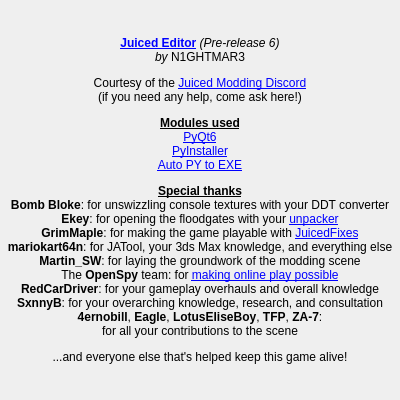
Above: JEAbout.ui from N1GHT-MAR3/JuicedEditor before the change. Below: the same form after it.
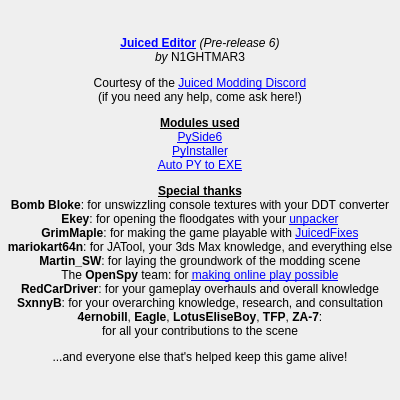
That is the form after the change.

Commit message: Replaced PyQt6 with PySide6

The edit to the form file:
```diff
--- a/JEAbout.ui
+++ b/JEAbout.ui
@@ -23,7 +23,7 @@
     </rect>
    </property>
    <property name="text">
-    <string>&lt;html&gt;&lt;head/&gt;&lt;body&gt;&lt;p align=&quot;center&quot;&gt;&lt;a href=&quot;https://github.com/N1GHT-MAR3/JuicedEditor&quot;&gt;&lt;span style=&quot; font-weight:700; text-decoration: underline; color:#0000ff;&quot;&gt;Juiced Editor&lt;/span&gt;&lt;/a&gt;&lt;span style=&quot; font-style:italic;&quot;&gt; (Pre-release 6)&lt;br/&gt;by &lt;/span&gt;N1GHTMAR3&lt;/p&gt;&lt;p align=&quot;center&quot;&gt;Courtesy of the &lt;a href=&quot;https://discord.gg/pu2jdxR&quot;&gt;&lt;span style=&quot; text-decoration: underline; color:#0000ff;&quot;&gt;Juiced Modding Discord&lt;br/&gt;&lt;/span&gt;&lt;/a&gt;(if you need any help, come ask here!)&lt;/p&gt;&lt;p align=&quot;center&quot;&gt;&lt;span style=&quot; font-weight:700; text-decoration: underline;&quot;&gt;Modules used&lt;/span&gt;&lt;span style=&quot; text-decoration: underline;&quot;&gt;&lt;br/&gt;&lt;/span&gt;&lt;a href=&quot;https://www.riverbankcomputing.com/software/pyqt/&quot;&gt;&lt;span style=&quot; text-decoration: underline; color:#0000ff;&quot;&gt;PyQt6&lt;/span&gt;&lt;/a&gt;&lt;br/&gt;&lt;a href=&quot;https://pyinstaller.org/&quot;&gt;&lt;span style=&quot; text-decoration: underline; color:#0000ff;&quot;&gt;PyInstaller&lt;/span&gt;&lt;/a&gt;&lt;br/&gt;&lt;a href=&quot;https://github.com/brentvollebregt/auto-py-to-exe&quot;&gt;&lt;span style=&quot; text-decoration: underline; color:#0000ff;&quot;&gt;Auto PY to EXE&lt;/span&gt;&lt;/a&gt;&lt;/p&gt;&lt;p align=&quot;center&quot;&gt;&lt;span style=&quot; font-weight:700; text-decoration: underline;&quot;&gt;Special thanks&lt;/span&gt;&lt;span style=&quot; text-decoration: underline;&quot;&gt;&lt;br/&gt;&lt;/span&gt;&lt;span style=&quot; font-weight:700;&quot;&gt;Bomb Bloke&lt;/span&gt;: for unswizzling console textures with your DDT converter&lt;span style=&quot; text-decoration: underline;&quot;&gt;&lt;br/&gt;&lt;/span&gt;&lt;span style=&quot; font-weight:700;&quot;&gt;Ekey&lt;/span&gt;: for opening the floodgates with your &lt;a href=&quot;https://github.com/Ekey/JCED.DAT.Tool/&quot;&gt;&lt;span style=&quot; text-decoration: underline; color:#0000ff;&quot;&gt;unpacker&lt;/span&gt;&lt;/a&gt;&lt;br/&gt;&lt;span style=&quot; font-weight:700;&quot;&gt;GrimMaple&lt;/span&gt;: for making the game playable with &lt;a href=&quot;https://github.com/GrimMaple/JuicedFixes&quot;&gt;&lt;span style=&quot; text-decoration: underline; color:#0000ff;&quot;&gt;JuicedFixes&lt;/span&gt;&lt;/a&gt;&lt;br/&gt;&lt;span style=&quot; font-weight:700;&quot;&gt;mariokart64n&lt;/span&gt;: for JATool, your 3ds Max knowledge, and everything else&lt;br/&gt;&lt;span style=&quot; font-weight:700;&quot;&gt;Martin_SW&lt;/span&gt;: for laying the groundwork of the modding scene&lt;br/&gt;The &lt;span style=&quot; font-weight:700;&quot;&gt;OpenSpy&lt;/span&gt; team: for &lt;a href=&quot;http://beta.openspy.net/en/&quot;&gt;&lt;span style=&quot; text-decoration: underline; color:#0000ff;&quot;&gt;making online play possible&lt;/span&gt;&lt;/a&gt;&lt;br/&gt;&lt;span style=&quot; font-weight:700;&quot;&gt;RedCarDriver&lt;/span&gt;: for your gameplay overhauls and overall knowledge&lt;br/&gt;&lt;span style=&quot; font-weight:700;&quot;&gt;SxnnyB&lt;/span&gt;: for your overarching knowledge, research, and consultation&lt;br/&gt;&lt;span style=&quot; font-weight:700;&quot;&gt;4ernobill&lt;/span&gt;, &lt;span style=&quot; font-weight:700;&quot;&gt;Eagle&lt;/span&gt;, &lt;span style=&quot; font-weight:700;&quot;&gt;LotusEliseBoy&lt;/span&gt;, &lt;span style=&quot; font-weight:700;&quot;&gt;TFP&lt;/span&gt;, &lt;span style=&quot; font-weight:700;&quot;&gt;ZA-7&lt;/span&gt;:&lt;br/&gt;for all your contributions to the scene&lt;/p&gt;&lt;p align=&quot;center&quot;&gt;...and everyone else that's helped keep this game alive!&lt;/p&gt;&lt;/body&gt;&lt;/html&gt;</string>
+    <string>&lt;html&gt;&lt;head/&gt;&lt;body&gt;&lt;p align=&quot;center&quot;&gt;&lt;a href=&quot;https://github.com/N1GHT-MAR3/JuicedEditor&quot;&gt;&lt;span style=&quot; font-weight:700; text-decoration: underline; color:#0000ff;&quot;&gt;Juiced Editor&lt;/span&gt;&lt;/a&gt;&lt;span style=&quot; font-style:italic;&quot;&gt; (Pre-release 6)&lt;br/&gt;by &lt;/span&gt;N1GHTMAR3&lt;/p&gt;&lt;p align=&quot;center&quot;&gt;Courtesy of the &lt;a href=&quot;https://discord.gg/pu2jdxR&quot;&gt;&lt;span style=&quot; text-decoration: underline; color:#0000ff;&quot;&gt;Juiced Modding Discord&lt;br/&gt;&lt;/span&gt;&lt;/a&gt;(if you need any help, come ask here!)&lt;/p&gt;&lt;p align=&quot;center&quot;&gt;&lt;span style=&quot; font-weight:700; text-decoration: underline;&quot;&gt;Modules used&lt;/span&gt;&lt;span style=&quot; text-decoration: underline;&quot;&gt;&lt;br/&gt;&lt;/span&gt;&lt;a href=&quot;https://wiki.qt.io/Qt_for_Python&quot;&gt;&lt;span style=&quot; text-decoration: underline; color:#0000ff;&quot;&gt;PySide6&lt;/span&gt;&lt;/a&gt;&lt;br/&gt;&lt;a href=&quot;https://pyinstaller.org/&quot;&gt;&lt;span style=&quot; text-decoration: underline; color:#0000ff;&quot;&gt;PyInstaller&lt;/span&gt;&lt;/a&gt;&lt;br/&gt;&lt;a href=&quot;https://github.com/brentvollebregt/auto-py-to-exe&quot;&gt;&lt;span style=&quot; text-decoration: underline; color:#0000ff;&quot;&gt;Auto PY to EXE&lt;/span&gt;&lt;/a&gt;&lt;/p&gt;&lt;p align=&quot;center&quot;&gt;&lt;span style=&quot; font-weight:700; text-decoration: underline;&quot;&gt;Special thanks&lt;/span&gt;&lt;span style=&quot; text-decoration: underline;&quot;&gt;&lt;br/&gt;&lt;/span&gt;&lt;span style=&quot; font-weight:700;&quot;&gt;Bomb Bloke&lt;/span&gt;: for unswizzling console textures with your DDT converter&lt;span style=&quot; text-decoration: underline;&quot;&gt;&lt;br/&gt;&lt;/span&gt;&lt;span style=&quot; font-weight:700;&quot;&gt;Ekey&lt;/span&gt;: for opening the floodgates with your &lt;a href=&quot;https://github.com/Ekey/JCED.DAT.Tool/&quot;&gt;&lt;span style=&quot; text-decoration: underline; color:#0000ff;&quot;&gt;unpacker&lt;/span&gt;&lt;/a&gt;&lt;br/&gt;&lt;span style=&quot; font-weight:700;&quot;&gt;GrimMaple&lt;/span&gt;: for making the game playable with &lt;a href=&quot;https://github.com/GrimMaple/JuicedFixes&quot;&gt;&lt;span style=&quot; text-decoration: underline; color:#0000ff;&quot;&gt;JuicedFixes&lt;/span&gt;&lt;/a&gt;&lt;br/&gt;&lt;span style=&quot; font-weight:700;&quot;&gt;mariokart64n&lt;/span&gt;: for JATool, your 3ds Max knowledge, and everything else&lt;br/&gt;&lt;span style=&quot; font-weight:700;&quot;&gt;Martin_SW&lt;/span&gt;: for laying the groundwork of the modding scene&lt;br/&gt;The &lt;span style=&quot; font-weight:700;&quot;&gt;OpenSpy&lt;/span&gt; team: for &lt;a href=&quot;http://beta.openspy.net/en/&quot;&gt;&lt;span style=&quot; text-decoration: underline; color:#0000ff;&quot;&gt;making online play possible&lt;/span&gt;&lt;/a&gt;&lt;br/&gt;&lt;span style=&quot; font-weight:700;&quot;&gt;RedCarDriver&lt;/span&gt;: for your gameplay overhauls and overall knowledge&lt;br/&gt;&lt;span style=&quot; font-weight:700;&quot;&gt;SxnnyB&lt;/span&gt;: for your overarching knowledge, research, and consultation&lt;br/&gt;&lt;span style=&quot; font-weight:700;&quot;&gt;4ernobill&lt;/span&gt;, &lt;span style=&quot; font-weight:700;&quot;&gt;Eagle&lt;/span&gt;, &lt;span style=&quot; font-weight:700;&quot;&gt;LotusEliseBoy&lt;/span&gt;, &lt;span style=&quot; font-weight:700;&quot;&gt;TFP&lt;/span&gt;, &lt;span style=&quot; font-weight:700;&quot;&gt;ZA-7&lt;/span&gt;:&lt;br/&gt;for all your contributions to the scene&lt;/p&gt;&lt;p align=&quot;center&quot;&gt;...and everyone else that's helped keep this game alive!&lt;/p&gt;&lt;/body&gt;&lt;/html&gt;</string>
    </property>
    <property name="openExternalLinks">
     <bool>true</bool>
```
The commit also changes 5 other files.
